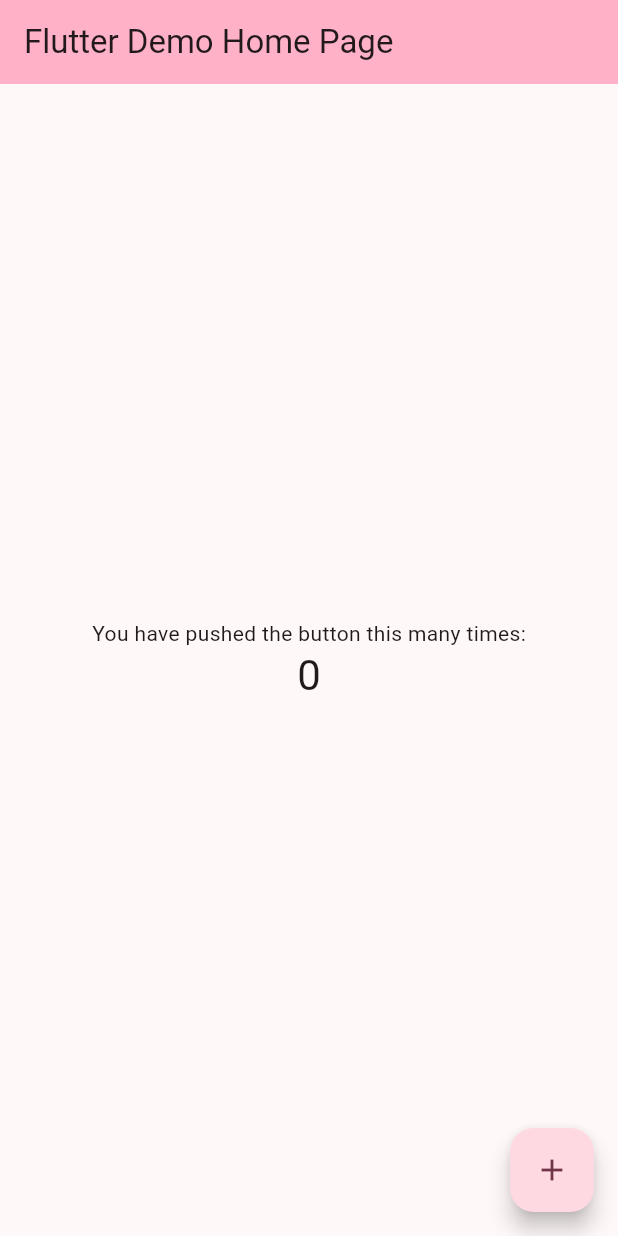
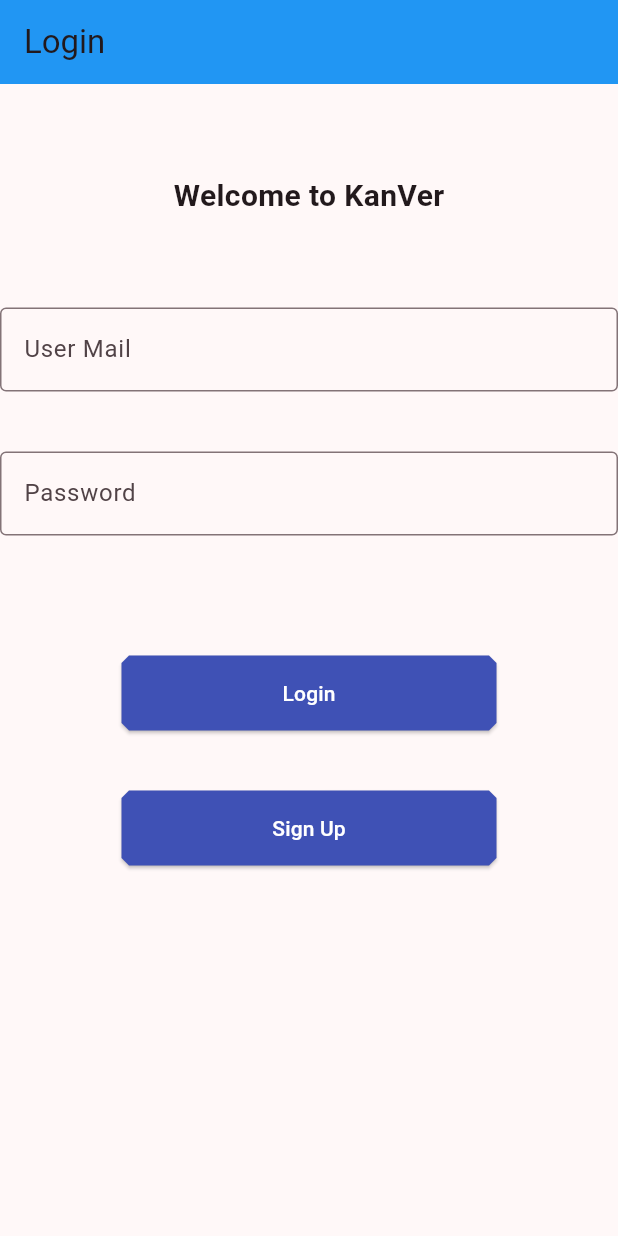
Before and after one commit to Project-Beevent/Beevent_mobile, a Flutter app: the screen it shows after launch, on a phone screen of 412 x 824 dp. Run offline on Flutter 3.47's test engine with Material 3 defaults, Android fonts, the light colour scheme and no system bars.

Commit message:
login page is added

```diff
--- a/lib/main.dart
+++ b/lib/main.dart
@@ -7,47 +7,21 @@
 class MyApp extends StatelessWidget {
   const MyApp({super.key});
 
-  // This widget is the root of your application.
   @override
   Widget build(BuildContext context) {
     return MaterialApp(
-      title: 'Flutter Demo',
+      title: 'KanVer App',
       theme: ThemeData(
-        // This is the theme of your application.
-        //
-        // TRY THIS: Try running your application with "flutter run". You'll see
-        // the application has a blue toolbar. Then, without quitting the app,
-        // try changing the seedColor in the colorScheme below to Colors.green
-        // and then invoke "hot reload" (save your changes or press the "hot
-        // reload" button in a Flutter-supported IDE, or press "r" if you used
-        // the command line to start the app).
-        //
-        // Notice that the counter didn't reset back to zero; the application
-        // state is not lost during the reload. To reset the state, use hot
-        // restart instead.
-        //
-        // This works for code too, not just values: Most code changes can be
-        // tested with just a hot reload.
         colorScheme: ColorScheme.fromSeed(seedColor: Colors.black),
         useMaterial3: true,
       ),
-      home: const MyHomePage(title: 'Flutter Demo Home Page'),
+      home: const MyHomePage(title: 'Login'),
     );
   }
 }
 
 class MyHomePage extends StatefulWidget {
   const MyHomePage({super.key, required this.title});
-
-  // This widget is the home page of your application. It is stateful, meaning
-  // that it has a State object (defined below) that contains fields that affect
-  // how it looks.
-
-  // This class is the configuration for the state. It holds the values (in this
-  // case the title) provided by the parent (in this case the App widget) and
-  // used by the build method of the State. Fields in a Widget subclass are
-  // always marked "final".
-
   final String title;
 
   @override
@@ -55,71 +29,114 @@
 }
 
 class _MyHomePageState extends State<MyHomePage> {
-  int _counter = 0;
 
-  void _incrementCounter() {
-    setState(() {
-      // This call to setState tells the Flutter framework that something has
-      // changed in this State, which causes it to rerun the build method below
-      // so that the display can reflect the updated values. If we changed
-      // _counter without calling setState(), then the build method would not be
-      // called again, and so nothing would appear to happen.
-      _counter++;
-    });
-  }
 
   @override
   Widget build(BuildContext context) {
-    // This method is rerun every time setState is called, for instance as done
-    // by the _incrementCounter method above.
-    //
-    // The Flutter framework has been optimized to make rerunning build methods
-    // fast, so that you can just rebuild anything that needs updating rather
-    // than having to individually change instances of widgets.
     return Scaffold(
       appBar: AppBar(
-        // TRY THIS: Try changing the color here to a specific color (to
-        // Colors.amber, perhaps?) and trigger a hot reload to see the AppBar
-        // change color while the other colors stay the same.
-        backgroundColor: Theme.of(context).colorScheme.inversePrimary,
-        // Here we take the value from the MyHomePage object that was created by
-        // the App.build method, and use it to set our appbar title.
+        backgroundColor: Colors.blue,
         title: Text(widget.title),
       ),
-      body: Center(
-        // Center is a layout widget. It takes a single child and positions it
-        // in the middle of the parent.
+      body: SingleChildScrollView(
         child: Column(
-          // Column is also a layout widget. It takes a list of children and
-          // arranges them vertically. By default, it sizes itself to fit its
-          // children horizontally, and tries to be as tall as its parent.
-          //
-          // Column has various properties to control how it sizes itself and
-          // how it positions its children. Here we use mainAxisAlignment to
-          // center the children vertically; the main axis here is the vertical
-          // axis because Columns are vertical (the cross axis would be
-          // horizontal).
-          //
-          // TRY THIS: Invoke "debug painting" (choose the "Toggle Debug Paint"
-          // action in the IDE, or press "p" in the console), to see the
-          // wireframe for each widget.
-          mainAxisAlignment: MainAxisAlignment.center,
-          children: <Widget>[
-            const Text(
-              'You have pushed the button this many times:',
+          mainAxisAlignment: MainAxisAlignment.start,
+          children:
+          <Widget>[
+            //add margin here
+            const Padding(
+              padding: EdgeInsets.all(20.0),
             ),
-            Text(
-              '$_counter',
-              style: Theme.of(context).textTheme.headlineMedium,
+
+            //add padding here
+            const Padding(
+              padding: EdgeInsets.all(20.0),
+              child: Text(
+                'Welcome to KanVer',
+                style: TextStyle(
+                  fontSize: 20,
+                  fontWeight: FontWeight.bold,
+                ),
+              ),
+            ),
+            //add padding here
+            const Padding(
+              padding: EdgeInsets.all(20.0),
+            ),
+            const TextField(
+              decoration: InputDecoration(
+                border: OutlineInputBorder(),
+                labelText: 'User Mail',
+              ),
+            ),
+            const Padding(
+              padding: EdgeInsets.all(20.0),
+            ),
+            const TextField(
+              decoration: InputDecoration(
+                border: OutlineInputBorder(),
+                labelText: 'Password',
+              ),
+            ),
+            const Padding(
+              padding: EdgeInsets.all(40.0),
+            ),
+            ElevatedButton(
+              onPressed: () {
+                //give alert that you have pushed the button
+                showDialog(
+                  context: context,
+                  builder: (BuildContext context) {
+                    return AlertDialog(
+                      title: const Text('Login'),
+                      content: const Text('You have logged in successfully'),
+                      actions: <Widget>[
+                        TextButton(
+                          onPressed: () {
+                            Navigator.of(context).pop();
+                          },
+                          child: const Text('OK'),
+                        ),
+                      ],
+                    );
+                  },
+                );
+              },
+              child: const Text('Login'),
+              //make button square
+              style: ElevatedButton.styleFrom(
+                //make button fixed size
+                minimumSize: const Size(250, 50),
+                primary: Colors.indigo,
+                onPrimary: Colors.white,
+                shape: const BeveledRectangleBorder(
+                  borderRadius: BorderRadius.all(Radius.circular(5)),
+                ),
+              ),
+            ),
+            const Padding(
+              padding: EdgeInsets.all(20.0),
+            ),
+            ElevatedButton(
+              onPressed: () {},
+              child: const Text('Sign Up'),
+              //make button square
+              style: ElevatedButton.styleFrom(
+                //make button blue
+                minimumSize: const Size(250, 50),
+                primary: Colors.indigo,
+                //make text white
+                onPrimary: Colors.white,
+                shape: const BeveledRectangleBorder(
+                  borderRadius: BorderRadius.all(Radius.circular(5)),
+                ),
+              ),
+              //make button blue
             ),
           ],
         ),
       ),
-      floatingActionButton: FloatingActionButton(
-        onPressed: _incrementCounter,
-        tooltip: 'Increment',
-        child: const Icon(Icons.add),
-      ), // This trailing comma makes auto-formatting nicer for build methods.
+      // This trailing comma makes auto-formatting nicer for build methods.
     );
   }
 }
--- a/pubspec.yaml
+++ b/pubspec.yaml
@@ -59,9 +59,9 @@
   uses-material-design: true
 
   # To add assets to your application, add an assets section, like this:
-  # assets:
-  #   - images/a_dot_burr.jpeg
-  #   - images/a_dot_ham.jpeg
+  #assets:
+   #  - images/img.png
+    # - images/a_dot_ham.jpeg
 
   # An image asset can refer to one or more resolution-specific "variants", see
   # https://flutter.dev/assets-and-images/#resolution-aware
```
Also changed, not shown: assets/images/img.png (added).
